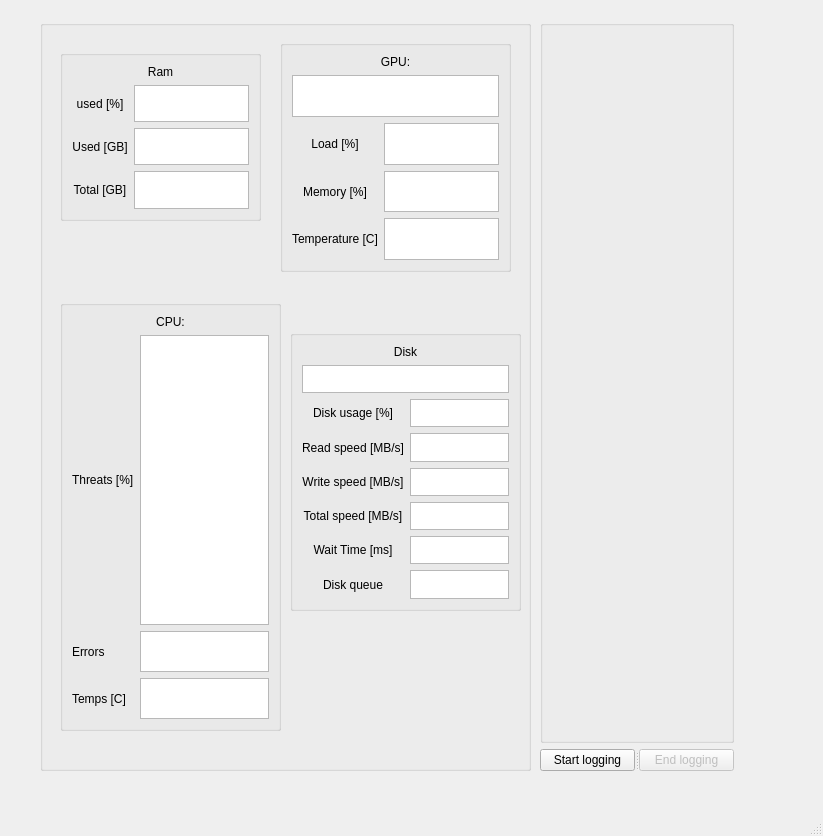
Above: gui.ui from Janders8/resource-monitor before the change. Below: the same form after it.
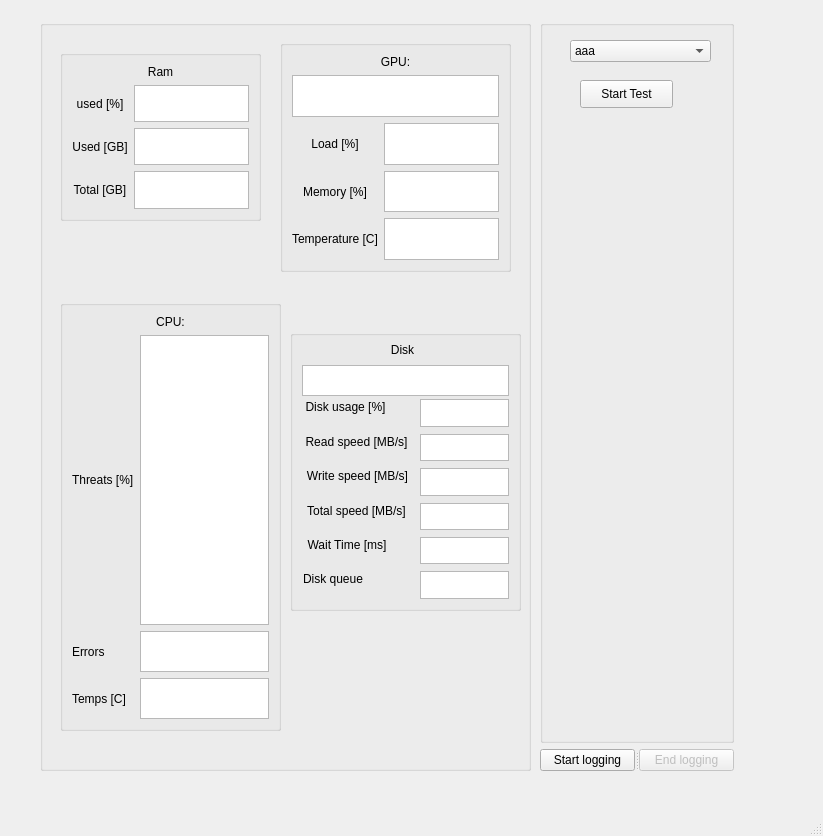
That is the form after the change.

The edit to the form file:
```diff
--- a/gui.ui
+++ b/gui.ui
@@ -18,6 +18,9 @@
   </property>
   <widget class="QWidget" name="centralwidget">
    <widget class="QGroupBox" name="groupBox_5">
+    <property name="enabled">
+     <bool>true</bool>
+    </property>
     <property name="geometry">
      <rect>
       <x>40</x>
@@ -308,63 +311,25 @@
      <property name="title">
       <string/>
      </property>
-     <layout class="QGridLayout" name="gridLayout_3">
-      <item row="5" column="1">
-       <widget class="QTextBrowser" name="textBrowserDiskTotalSpeed"/>
-      </item>
-      <item row="7" column="1">
-       <widget class="QTextBrowser" name="textBrowserDiskQueue"/>
-      </item>
-      <item row="2" column="1">
-       <widget class="QTextBrowser" name="textBrowserDiskUsage"/>
-      </item>
-      <item row="0" column="0" colspan="2">
-       <widget class="QLabel" name="label_18">
-        <property name="autoFillBackground">
-         <bool>false</bool>
-        </property>
-        <property name="text">
-         <string>Disk</string>
-        </property>
-        <property name="alignment">
-         <set>Qt::AlignCenter</set>
-        </property>
-       </widget>
-      </item>
-      <item row="6" column="1">
-       <widget class="QTextBrowser" name="textBrowserDiskWaitTime"/>
-      </item>
-      <item row="3" column="1">
-       <widget class="QTextBrowser" name="textBrowserDiskReadSpeed"/>
-      </item>
-      <item row="3" column="0">
-       <widget class="QLabel" name="label_15">
-        <property name="autoFillBackground">
-         <bool>false</bool>
-        </property>
-        <property name="text">
-         <string>Read speed [MB/s]</string>
-        </property>
-        <property name="alignment">
-         <set>Qt::AlignCenter</set>
-        </property>
-       </widget>
-      </item>
-      <item row="4" column="0">
-       <widget class="QLabel" name="label_16">
-        <property name="autoFillBackground">
-         <bool>false</bool>
-        </property>
-        <property name="text">
-         <string>Write speed [MB/s]</string>
-        </property>
-        <property name="alignment">
-         <set>Qt::AlignCenter</set>
-        </property>
-       </widget>
-      </item>
-      <item row="7" column="0">
+     <widget class="QTextBrowser" name="textBrowserDiskWriteSpeed">
+      <property name="geometry">
+       <rect>
+        <x>130</x>
+        <y>138</y>
+        <width>89</width>
+        <height>28</height>
+       </rect>
+      </property>
+     </widget>
        <widget class="QLabel" name="label_20">
+      <property name="geometry">
+       <rect>
+        <x>12</x>
+        <y>241</y>
+        <width>62</width>
+        <height>16</height>
+       </rect>
+      </property>
         <property name="autoFillBackground">
          <bool>false</bool>
         </property>
@@ -375,9 +340,44 @@
          <set>Qt::AlignCenter</set>
         </property>
        </widget>
-      </item>
-      <item row="6" column="0">
+     <widget class="QLabel" name="label_15">
+      <property name="geometry">
+       <rect>
+        <x>12</x>
+        <y>104</y>
+        <width>109</width>
+        <height>16</height>
+       </rect>
+      </property>
+      <property name="autoFillBackground">
+       <bool>false</bool>
+      </property>
+      <property name="text">
+       <string>Read speed [MB/s]</string>
+      </property>
+      <property name="alignment">
+       <set>Qt::AlignCenter</set>
+      </property>
+     </widget>
+     <widget class="QTextBrowser" name="textBrowserDiskQueue">
+      <property name="geometry">
+       <rect>
+        <x>130</x>
+        <y>241</y>
+        <width>89</width>
+        <height>28</height>
+       </rect>
+      </property>
+     </widget>
        <widget class="QLabel" name="label_19">
+      <property name="geometry">
+       <rect>
+        <x>12</x>
+        <y>207</y>
+        <width>90</width>
+        <height>16</height>
+       </rect>
+      </property>
         <property name="autoFillBackground">
          <bool>false</bool>
         </property>
@@ -388,9 +388,83 @@
          <set>Qt::AlignCenter</set>
         </property>
        </widget>
-      </item>
-      <item row="5" column="0">
+     <widget class="QTextBrowser" name="textBrowserDiskTotalSpeed">
+      <property name="geometry">
+       <rect>
+        <x>130</x>
+        <y>173</y>
+        <width>89</width>
+        <height>27</height>
+       </rect>
+      </property>
+     </widget>
+     <widget class="QLabel" name="label_18">
+      <property name="geometry">
+       <rect>
+        <x>12</x>
+        <y>12</y>
+        <width>201</width>
+        <height>16</height>
+       </rect>
+      </property>
+      <property name="autoFillBackground">
+       <bool>false</bool>
+      </property>
+      <property name="text">
+       <string>Disk</string>
+      </property>
+      <property name="alignment">
+       <set>Qt::AlignCenter</set>
+      </property>
+     </widget>
+     <widget class="QTextBrowser" name="textBrowserDiskWaitTime">
+      <property name="geometry">
+       <rect>
+        <x>130</x>
+        <y>207</y>
+        <width>89</width>
+        <height>27</height>
+       </rect>
+      </property>
+     </widget>
+     <widget class="QLabel" name="label_16">
+      <property name="geometry">
+       <rect>
+        <x>12</x>
+        <y>138</y>
+        <width>111</width>
+        <height>16</height>
+       </rect>
+      </property>
+      <property name="autoFillBackground">
+       <bool>false</bool>
+      </property>
+      <property name="text">
+       <string>Write speed [MB/s]</string>
+      </property>
+      <property name="alignment">
+       <set>Qt::AlignCenter</set>
+      </property>
+     </widget>
+     <widget class="QTextBrowser" name="textBrowserDiskReadSpeed">
+      <property name="geometry">
+       <rect>
+        <x>130</x>
+        <y>104</y>
+        <width>89</width>
+        <height>27</height>
+       </rect>
+      </property>
+     </widget>
        <widget class="QLabel" name="label_17">
+      <property name="geometry">
+       <rect>
+        <x>12</x>
+        <y>173</y>
+        <width>109</width>
+        <height>16</height>
+       </rect>
+      </property>
         <property name="autoFillBackground">
          <bool>false</bool>
         </property>
@@ -401,9 +475,15 @@
          <set>Qt::AlignCenter</set>
         </property>
        </widget>
-      </item>
-      <item row="2" column="0">
        <widget class="QLabel" name="label_21">
+      <property name="geometry">
+       <rect>
+        <x>12</x>
+        <y>69</y>
+        <width>87</width>
+        <height>16</height>
+       </rect>
+      </property>
         <property name="autoFillBackground">
          <bool>false</bool>
         </property>
@@ -414,14 +494,38 @@
          <set>Qt::AlignCenter</set>
         </property>
        </widget>
-      </item>
-      <item row="4" column="1">
-       <widget class="QTextBrowser" name="textBrowserDiskWriteSpeed"/>
-      </item>
-      <item row="1" column="0" colspan="2">
-       <widget class="QTextBrowser" name="textBrowserDiskModel"/>
-      </item>
-     </layout>
+     <widget class="QTextBrowser" name="textBrowserDiskUsage">
+      <property name="geometry">
+       <rect>
+        <x>130</x>
+        <y>69</y>
+        <width>89</width>
+        <height>28</height>
+       </rect>
+      </property>
+     </widget>
+     <widget class="QTextBrowser" name="textBrowserDiskModel">
+      <property name="geometry">
+       <rect>
+        <x>12</x>
+        <y>35</y>
+        <width>207</width>
+        <height>31</height>
+       </rect>
+      </property>
+      <property name="minimumSize">
+       <size>
+        <width>0</width>
+        <height>0</height>
+       </size>
+      </property>
+      <property name="baseSize">
+       <size>
+        <width>0</width>
+        <height>0</height>
+       </size>
+      </property>
+     </widget>
     </widget>
    </widget>
    <widget class="QWidget" name="layoutWidget">
@@ -477,6 +581,50 @@
        <property name="title">
         <string/>
        </property>
+       <widget class="QComboBox" name="comboBoxTests">
+        <property name="geometry">
+         <rect>
+          <x>30</x>
+          <y>20</y>
+          <width>141</width>
+          <height>22</height>
+         </rect>
+        </property>
+        <item>
+         <property name="text">
+          <string>aaa</string>
+         </property>
+        </item>
+        <item>
+         <property name="text">
+          <string>bbb</string>
+         </property>
+        </item>
+        <item>
+         <property name="text">
+          <string>ccc</string>
+         </property>
+        </item>
+       </widget>
+       <widget class="QPushButton" name="startTest">
+        <property name="geometry">
+         <rect>
+          <x>40</x>
+          <y>60</y>
+          <width>93</width>
+          <height>28</height>
+         </rect>
+        </property>
+        <property name="sizePolicy">
+         <sizepolicy hsizetype="Minimum" vsizetype="Fixed">
+          <horstretch>0</horstretch>
+          <verstretch>0</verstretch>
+         </sizepolicy>
+        </property>
+        <property name="text">
+         <string>Start Test</string>
+        </property>
+       </widget>
       </widget>
      </item>
     </layout>
```
Left out of the diff: 6 changed lines with no effect on the pictures. Lines whose indentation alone changed are shown as unchanged.
